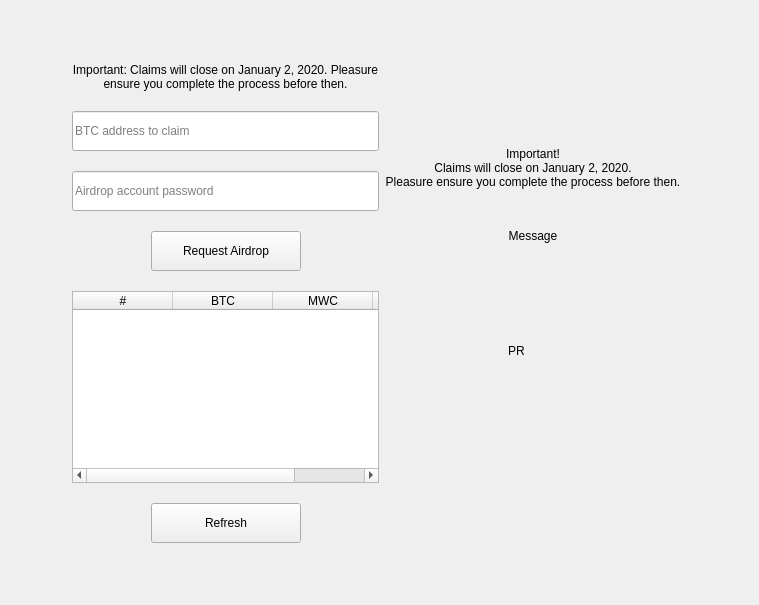
Old version of the form windows/m_airdrop.ui in the repository 0xkobe/mwc-wallet.
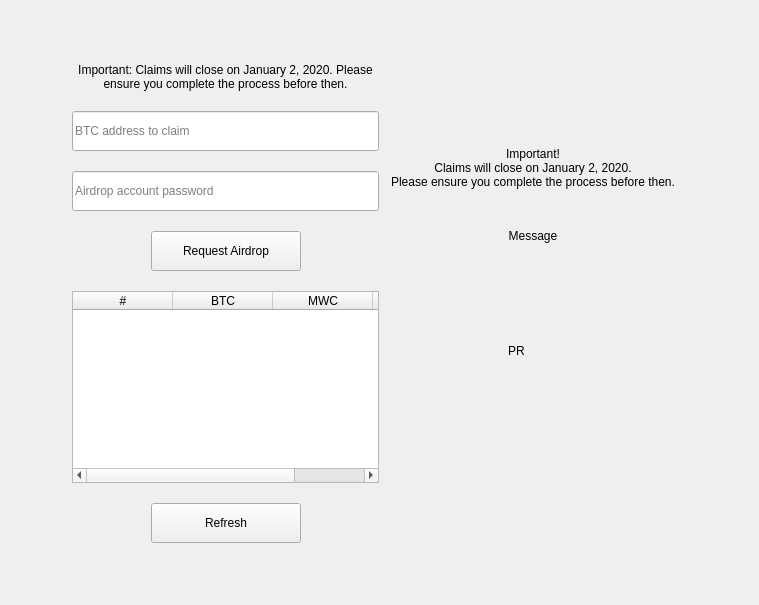
New version of the form. Custom widgets are drawn as their Qt base class.

Commit message: Add airdrop warning message

Diff of the .ui file:
```diff
--- a/windows/m_airdrop.ui
+++ b/windows/m_airdrop.ui
@@ -78,7 +78,7 @@
         <item>
          <widget class="control::MwcLabelLarge" name="label_2">
           <property name="text">
-           <string>Important: Claims will close on January 2, 2020. Pleasure ensure you complete the process before then.</string>
+           <string>Important: Claims will close on January 2, 2020. Please ensure you complete the process before then.</string>
           </property>
           <property name="alignment">
            <set>Qt::AlignCenter</set>
@@ -326,7 +326,7 @@
           <property name="text">
            <string>Important!
 Claims will close on January 2, 2020.
-Pleasure ensure you complete the process before then.</string>
+Please ensure you complete the process before then.</string>
           </property>
           <property name="alignment">
            <set>Qt::AlignCenter</set>
```
